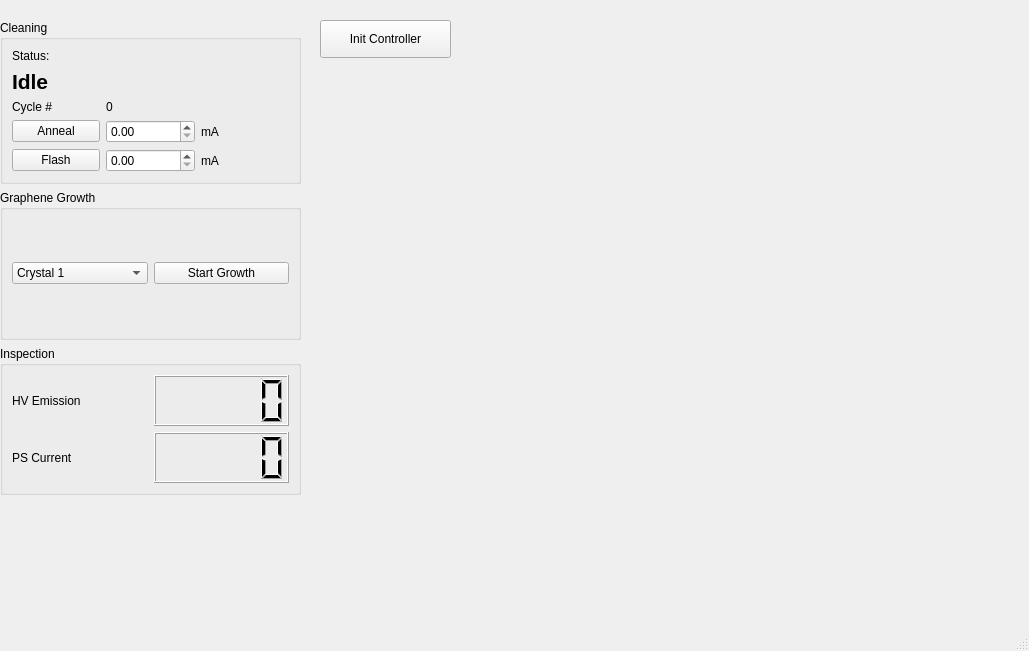
This is GrapheneUI.ui in FalconTube/lab_software as Qt 5 draws it before an edit. The edited form follows.
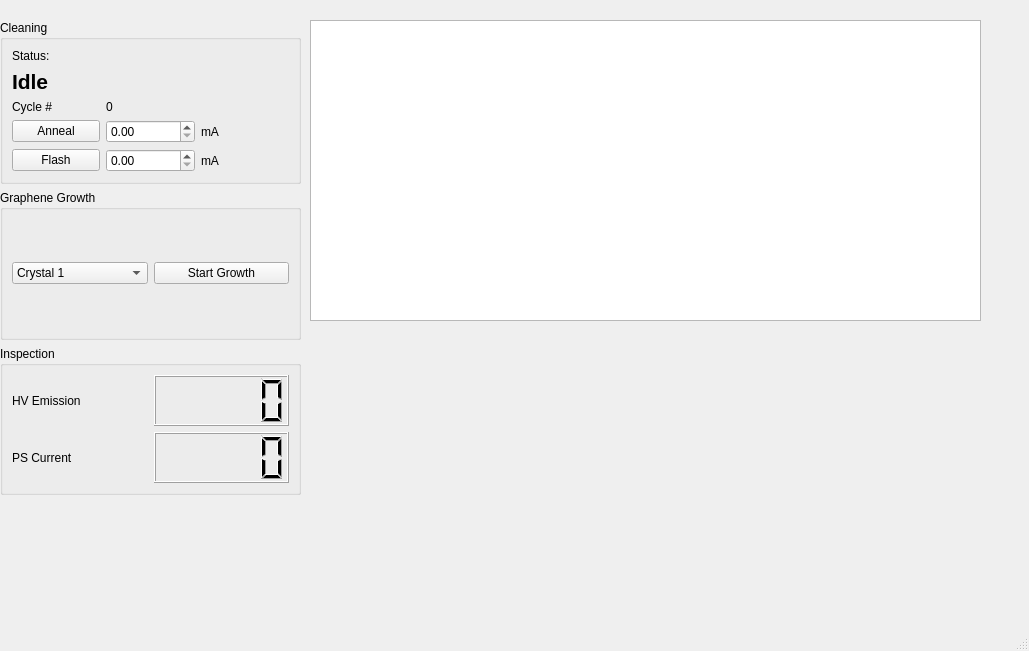
This is the edited form. Custom widgets are drawn as their Qt base class.

Commit message: added plotting to graphene

What changed in the file:
```diff
--- a/GrapheneUI.ui
+++ b/GrapheneUI.ui
@@ -180,18 +180,15 @@
      </item>
     </layout>
    </widget>
-   <widget class="QPushButton" name="InitControllerButton">
+   <widget class="PlotWidget" name="EmissionView">
     <property name="geometry">
      <rect>
-      <x>320</x>
+      <x>310</x>
       <y>20</y>
-      <width>131</width>
-      <height>38</height>
+      <width>671</width>
+      <height>301</height>
      </rect>
     </property>
-    <property name="text">
-     <string>Init Controller</string>
-    </property>
    </widget>
   </widget>
   <widget class="QMenuBar" name="menubar">
@@ -206,6 +203,13 @@
   </widget>
   <widget class="QStatusBar" name="statusbar"/>
  </widget>
+ <customwidgets>
+  <customwidget>
+   <class>PlotWidget</class>
+   <extends>QGraphicsView</extends>
+   <header>pyqtgraph</header>
+  </customwidget>
+ </customwidgets>
  <resources/>
  <connections/>
 </ui>
```
Left out of the diff: 2 changed lines with no effect on the pictures. The commit also changes 1 other file.
